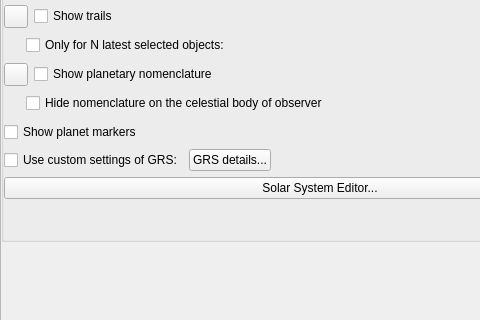
Qt form src/gui/viewDialog.ui (Stellarium/stellarium) before a commit; both pictures show x 0 to 480 and y 254 to 574 of the 993 by 659 pixel window.
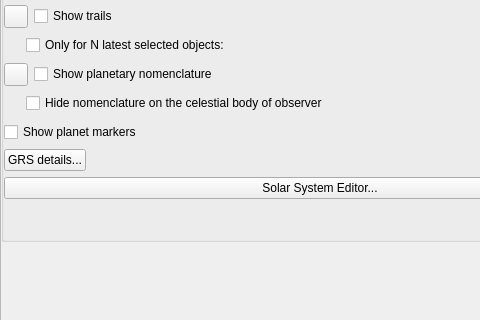
The same form after that commit. The open tabs and pages were chosen to show the change. Icons and pictures are not drawn. Custom widgets are drawn as their Qt base class.

Commit message: Disable selection of custom GRS (set to "true"/use always.)

The edit to the form file:
```diff
--- a/src/gui/viewDialog.ui
+++ b/src/gui/viewDialog.ui
@@ -1798,13 +1798,6 @@
              </item>
              <item row="14" column="0">
               <layout class="QHBoxLayout" name="horizontalLayout_15">
-               <item>
-                <widget class="QCheckBox" name="customGrsSettingsCheckBox">
-                 <property name="text">
-                  <string>Use custom settings of GRS:</string>
-                 </property>
-                </widget>
-               </item>
                <item>
                 <widget class="QPushButton" name="pushButtonGrsDetails">
                  <property name="toolTip">
```
The commit also changes 4 other files.
